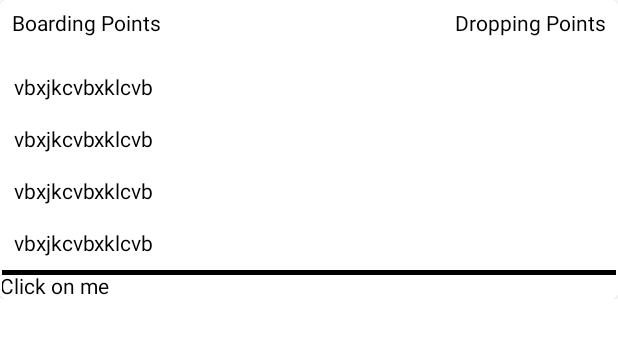
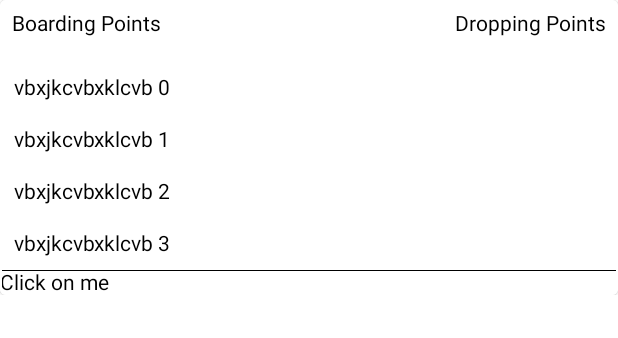
Before and after one commit to Sameeksha0031/FakeShoppingApp, an Android app built with Jetpack Compose: the @Preview function ExpandableCardView, on a phone screen of 412 x 824 dp. Shown: the top 338 px of the screen. Run offline under Robolectric (Android 15) with nearby library versions, the phone set to English and light mode, and no system bars.

Commit message:
Expand and Collapse functionality is added in Card View

```diff
--- a/app/src/main/java/com/example/jetpackcompose/ExpandableCardView.kt
+++ b/app/src/main/java/com/example/jetpackcompose/ExpandableCardView.kt
@@ -1,7 +1,14 @@
 package com.example.jetpackcompose
 
 import android.widget.ExpandableListView
+import androidx.compose.animation.AnimatedVisibility
+import androidx.compose.animation.core.tween
+import androidx.compose.animation.expandVertically
+import androidx.compose.animation.fadeIn
+import androidx.compose.animation.fadeOut
+import androidx.compose.animation.shrinkVertically
 import androidx.compose.foundation.BorderStroke
+import androidx.compose.foundation.ScrollState
 import androidx.compose.foundation.background
 import androidx.compose.foundation.clickable
 import androidx.compose.foundation.layout.Arrangement
@@ -12,20 +19,27 @@ import androidx.compose.foundation.layout.Spacer
 import androidx.compose.foundation.layout.fillMaxSize
 import androidx.compose.foundation.layout.fillMaxWidth
 import androidx.compose.foundation.layout.height
+import androidx.compose.foundation.layout.navigationBarsPadding
 import androidx.compose.foundation.layout.padding
+import androidx.compose.foundation.layout.wrapContentHeight
 import androidx.compose.foundation.layout.wrapContentSize
 import androidx.compose.foundation.layout.wrapContentWidth
 import androidx.compose.foundation.lazy.LazyColumn
 import androidx.compose.foundation.shape.RoundedCornerShape
+import androidx.compose.foundation.verticalScroll
 import androidx.compose.material.Card
 import androidx.compose.material.Text
 import androidx.compose.runtime.Composable
 import androidx.compose.runtime.mutableStateOf
 import androidx.compose.runtime.remember
+import androidx.compose.ui.Alignment
 import androidx.compose.ui.Modifier
 import androidx.compose.ui.graphics.Color
+import androidx.compose.ui.input.nestedscroll.nestedScroll
+import androidx.compose.ui.platform.rememberNestedScrollInteropConnection
 import androidx.compose.ui.tooling.preview.Preview
 import androidx.compose.ui.unit.dp
+import androidx.compose.ui.unit.sp
 
 @Preview
 @Composable
@@ -33,10 +47,12 @@ fun ExpandableCardView() {
     val expandableState = remember {
         mutableStateOf(false)
     }
-    val extrasPadding = if(expandableState.value) 48.dp else 0.dp
-   Box(modifier = Modifier.fillMaxWidth()) {
+   Box(modifier = Modifier
+       .fillMaxWidth()
+       .wrapContentHeight()
+       .nestedScroll(rememberNestedScrollInteropConnection())) {
        Card(shape = RoundedCornerShape(4.dp), border = BorderStroke(1.dp, Color.White)) {
-           Column(modifier = Modifier.padding(bottom = extrasPadding)) {
+           Column(modifier = Modifier.navigationBarsPadding()) {
                Row(horizontalArrangement = Arrangement.SpaceBetween, modifier = Modifier
                    .fillMaxWidth()
                    .padding(8.dp)) {
@@ -56,25 +72,67 @@ fun ExpandableCardView() {
                }
 
                LazyColumn(modifier = Modifier.fillMaxWidth()) {
-                   items(15){ index ->
-                       if(index < 4) {
-                           Text(text = "vbxjkcvbxklcvb", modifier = Modifier.padding(9.dp))
+                   items(29){ index ->
+                       if(index + 1 == 29){
+                           Spacer(modifier = Modifier
+                               .height(0.5.dp)
+                               .background(Color.Black)
+                               .fillMaxWidth())
+
+                           Text(text = "Click on me",
+                               modifier = Modifier
+                                   .clickable {
+                                       expandableState.value = !expandableState.value
+                                   }
+                           )
+                       }else if(index < 4) {
+                           Text(text = "vbxjkcvbxklcvb $index", modifier = Modifier.padding(9.dp))
                        } else if(index > 4 && expandableState.value){
-                           Text(text = "vbxjkcvbxklcvb", modifier = Modifier.padding(9.dp))
+                           Text(text = "vbxjkcvbxklcvb $index", modifier = Modifier.padding(9.dp))
                        }
                    }
                }
-
-               Spacer(modifier = Modifier
-                   .height(3.dp)
-                   .background(Color.Black)
-                   .fillMaxWidth())
-
-               Text(text = "Click on me", modifier = Modifier.clickable {
-
-               })
-
            }
+           ExpandableView(isExpanded = expandableState.value)
        }
    }
 }
+
+@Composable
+fun ExpandableView(isExpanded: Boolean) {
+    // Opening Animation
+    val expandTransition = remember {
+        expandVertically(
+            expandFrom = Alignment.Top,
+            animationSpec = tween(300)
+        ) + fadeIn(
+            animationSpec = tween(300)
+        )
+    }
+
+    // Closing Animation
+    val collapseTransition = remember {
+        shrinkVertically(
+            shrinkTowards = Alignment.Top,
+            animationSpec = tween(300)
+        ) + fadeOut(
+            animationSpec = tween(300)
+        )
+    }
+
+    AnimatedVisibility(
+        visible = isExpanded,
+        enter = expandTransition,
+        exit = collapseTransition
+    ) {
+        Box(modifier = Modifier.padding(15.dp)) {
+            Text(
+                text = "answerText",
+                fontSize = 16.sp,
+                color = Color.White,
+                modifier = Modifier
+                    .fillMaxWidth()
+            )
+        }
+    }
+}
--- a/app/src/main/java/com/example/jetpackcompose/NaviGraph.kt
+++ b/app/src/main/java/com/example/jetpackcompose/NaviGraph.kt
@@ -29,7 +29,7 @@ fun NavGraphComposable(
         }
 
         composable(BottomNavItem.Analytics.title) {
-            checkBottomBarVisibility(true)
+            checkBottomBarVisibility(false)
             StartScreenD(navController = navController)
         }
     }
--- a/app/src/main/java/com/example/jetpackcompose/ScreenD.kt
+++ b/app/src/main/java/com/example/jetpackcompose/ScreenD.kt
@@ -29,7 +29,8 @@ fun StartScreenD(navController: NavHostController) {
             }) {
                 Text(text = "on Click")
             }*/
-            LazyColumnVisibilityExample()
+            //LazyColumnVisibilityExample()
+            ExpandableCardView()
         }
     }
 }
```
